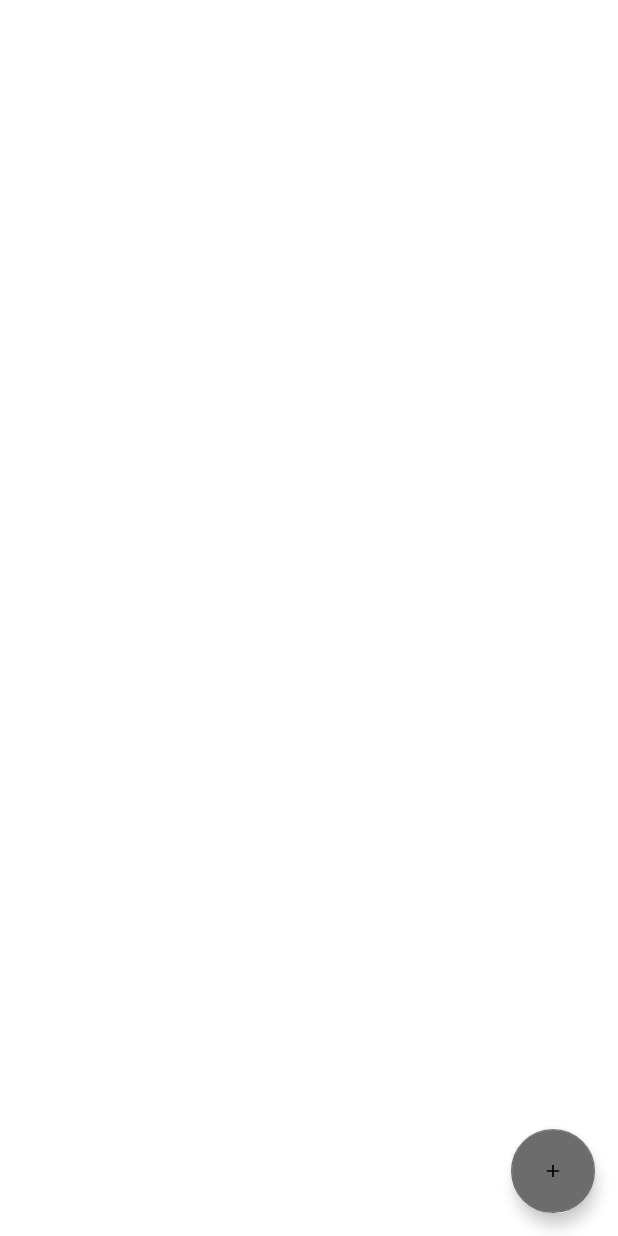
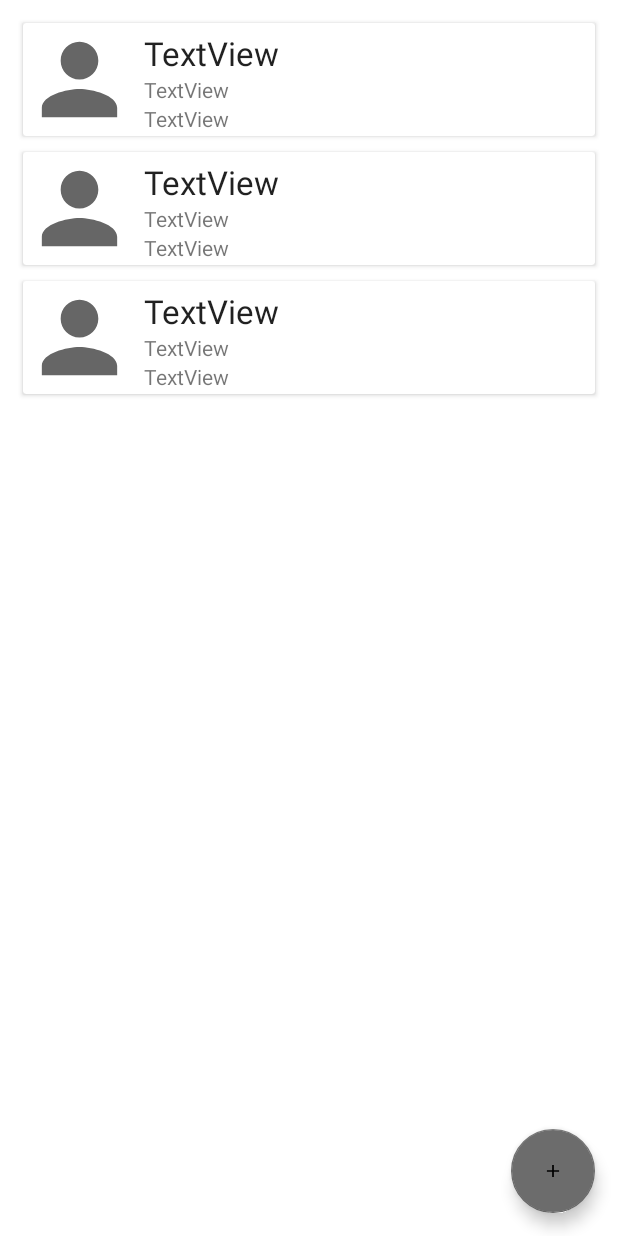
Before and after one commit to Gustavo-Soares94/app-hunting-ti, an Android app: the layout activity_agenda_de_contatos.xml on its own in the app's theme, with its tools: preview values and no code run, on a phone screen of 412 x 824 dp. Run offline under Robolectric (Android 15) with nearby library versions, the phone set to English and light mode, and no system bars.

Commit message:
Designe tela de agendamento de contato

```diff
--- a/app/build.gradle
+++ b/app/build.gradle
@@ -13,6 +13,8 @@ android {
         targetSdkVersion 29
         versionCode 1
         versionName "1.0"
+
+        vectorDrawables.useSupportLibrary = true // This line here
 
         testInstrumentationRunner "androidx.test.runner.AndroidJUnitRunner"
     }
@@ -41,6 +43,7 @@ dependencies {
     implementation 'com.google.firebase:firebase-auth:20.0.4'
     implementation 'androidx.navigation:navigation-fragment:2.3.0'
     implementation 'androidx.navigation:navigation-ui:2.3.0'
+    implementation 'androidx.cardview:cardview:1.0.0'
     testImplementation 'junit:junit:4.+'
     androidTestImplementation 'androidx.test.ext:junit:1.1.2'
     androidTestImplementation 'androidx.test.espresso:espresso-core:3.3.0'
--- a/app/src/main/res/layout/activity_agenda_de_contatos.xml
+++ b/app/src/main/res/layout/activity_agenda_de_contatos.xml
@@ -2,6 +2,7 @@
 <RelativeLayout xmlns:android="http://schemas.android.com/apk/res/android"
     xmlns:app="http://schemas.android.com/apk/res-auto"
     xmlns:tools="http://schemas.android.com/tools"
+    android:id="@+id/contatosRecy"
     android:layout_width="match_parent"
     android:layout_height="match_parent"
     tools:context=".AgendaDeContatosActivity">
@@ -17,7 +18,26 @@
         android:layout_marginRight="15dp"
         android:layout_marginBottom="15dp"
         android:onClick="addContato"
-        android:src="@drawable/ic_add_contato_foreground"
+        app:srcCompat="@drawable/ic_add_contato_foreground"
 
         app:backgroundTint="@color/colorGreyPrimary" />
+
+    <androidx.recyclerview.widget.RecyclerView
+        android:layout_width="373dp"
+        android:layout_height="544dp"
+        android:layout_alignParentStart="true"
+        android:layout_alignParentLeft="true"
+        android:layout_alignParentTop="true"
+        android:layout_alignParentEnd="true"
+        android:layout_alignParentRight="true"
+        android:layout_alignParentBottom="true"
+        android:layout_marginStart="10dp"
+        android:layout_marginLeft="10dp"
+        android:layout_marginTop="10dp"
+        android:layout_marginEnd="10dp"
+        android:layout_marginRight="10dp"
+        android:layout_marginBottom="10dp"
+        tools:listitem="@layout/celula_contato"
+
+        />
 </RelativeLayout>
--- /dev/null
+++ b/app/src/main/res/layout/celula_contato.xml
@@ -0,0 +1,47 @@
+<?xml version="1.0" encoding="utf-8"?>
+<androidx.cardview.widget.CardView xmlns:android="http://schemas.android.com/apk/res/android"
+    xmlns:app="http://schemas.android.com/apk/res-auto"
+    android:layout_width="match_parent"
+    android:layout_height="75dp"
+    android:layout_margin="5dp">
+
+
+    <LinearLayout
+        android:layout_width="match_parent"
+        android:layout_height="match_parent"
+        android:orientation="horizontal">
+
+        <ImageView
+            android:id="@+id/imageFoto"
+            android:layout_width="75dp"
+            android:layout_height="75dp"
+            android:scaleType="centerCrop"
+            app:srcCompat="@drawable/ic_user" />
+
+        <LinearLayout
+            android:layout_width="match_parent"
+            android:layout_height="match_parent"
+            android:layout_margin="5dp"
+            android:orientation="vertical">
+
+            <TextView
+                android:id="@+id/textoNome"
+                android:layout_width="match_parent"
+                android:layout_height="wrap_content"
+                android:text="TextView"
+                android:textAppearance="@style/TextAppearance.AppCompat.Large" />
+
+            <TextView
+                android:id="@+id/textoCargo"
+                android:layout_width="match_parent"
+                android:layout_height="wrap_content"
+                android:text="TextView" />
+
+            <TextView
+                android:id="@+id/textoFone"
+                android:layout_width="match_parent"
+                android:layout_height="wrap_content"
+                android:text="TextView" />
+        </LinearLayout>
+    </LinearLayout>
+</androidx.cardview.widget.CardView>
```
